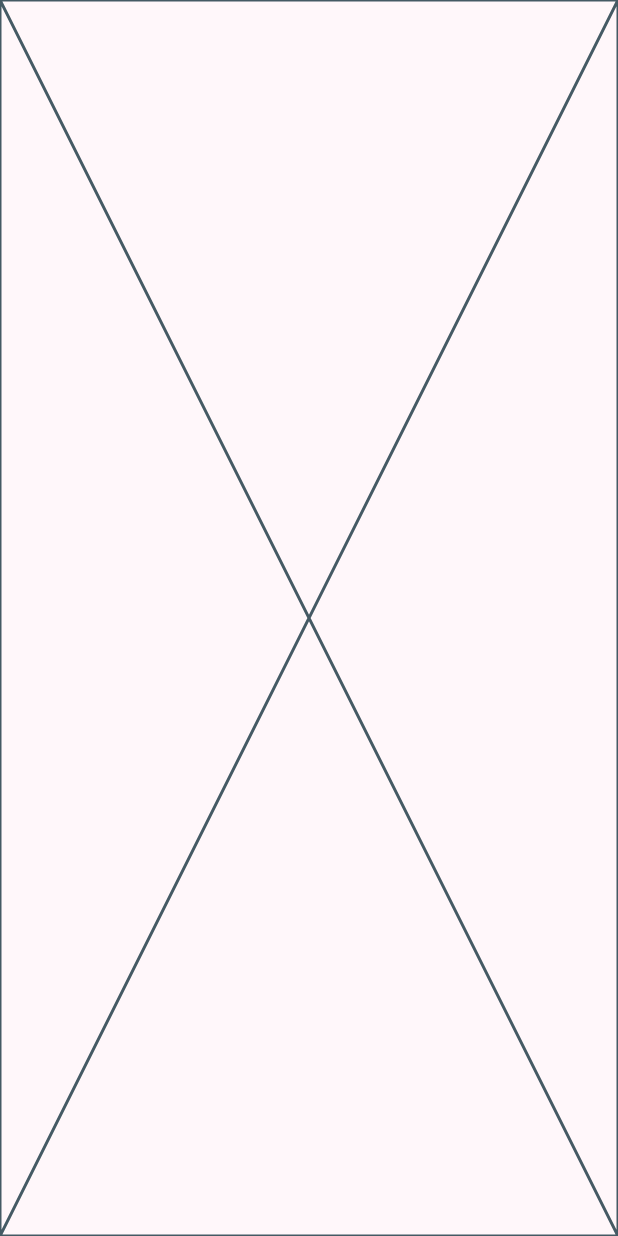
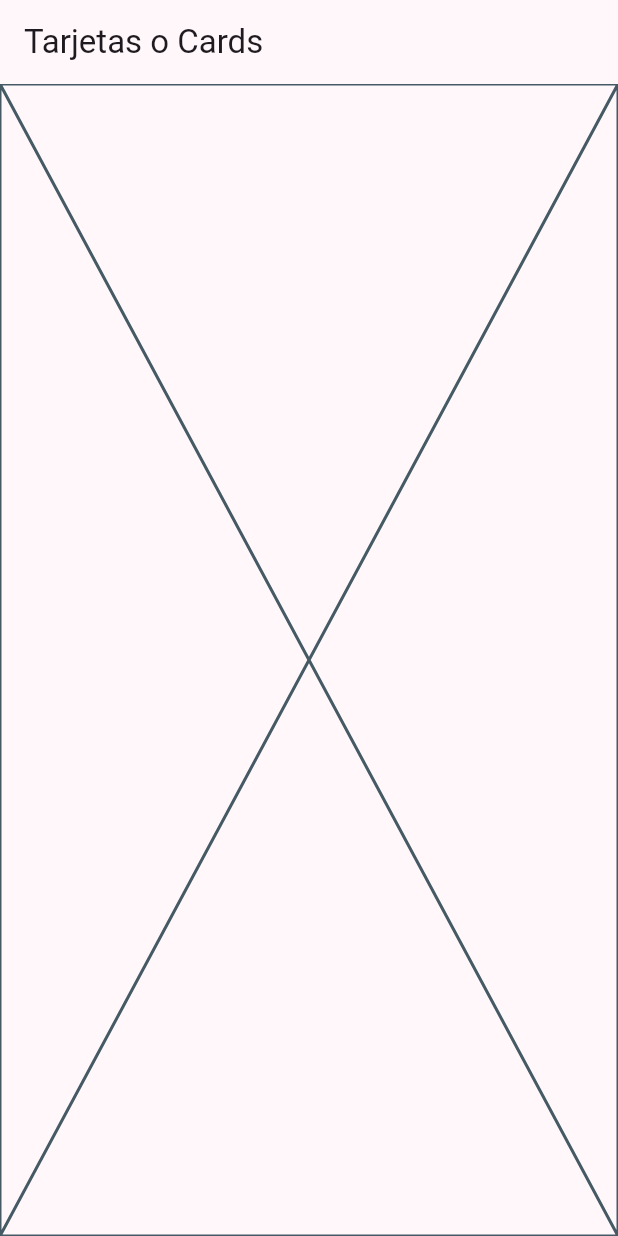
Before and after one commit to coco1690/widgets_app, a Flutter app: the CardScreen screen opened by its route, on a phone screen of 412 x 824 dp. Run offline on Flutter 3.47's test engine with Material 2 defaults, Android fonts, the phone set to English and light mode, and no system bars; our stand-ins replace go_router.

Commit message:
se agg el appbar

```diff
--- a/lib/presentation/screens/buttons/buttons_screen.dart
+++ b/lib/presentation/screens/buttons/buttons_screen.dart
@@ -5,8 +5,9 @@ class ButtonsScreen extends StatelessWidget {
 
   @override
   Widget build(BuildContext context) {
-    return const Scaffold(
-      body: Placeholder(),
+    return Scaffold(
+      appBar: AppBar( title: const Text('Botones'),),
+      body: const Placeholder(),
     );
   }
 }
--- a/lib/presentation/screens/cards/cards_screen.dart
+++ b/lib/presentation/screens/cards/cards_screen.dart
@@ -5,8 +5,9 @@ class CardScreen extends StatelessWidget {
 
   @override
   Widget build(BuildContext context) {
-    return const Scaffold(
-      body: Placeholder(),
+    return Scaffold(
+      appBar: AppBar( title: const Text('Tarjetas o Cards'),),
+      body: const Placeholder(),
     );
   }
 }
```
